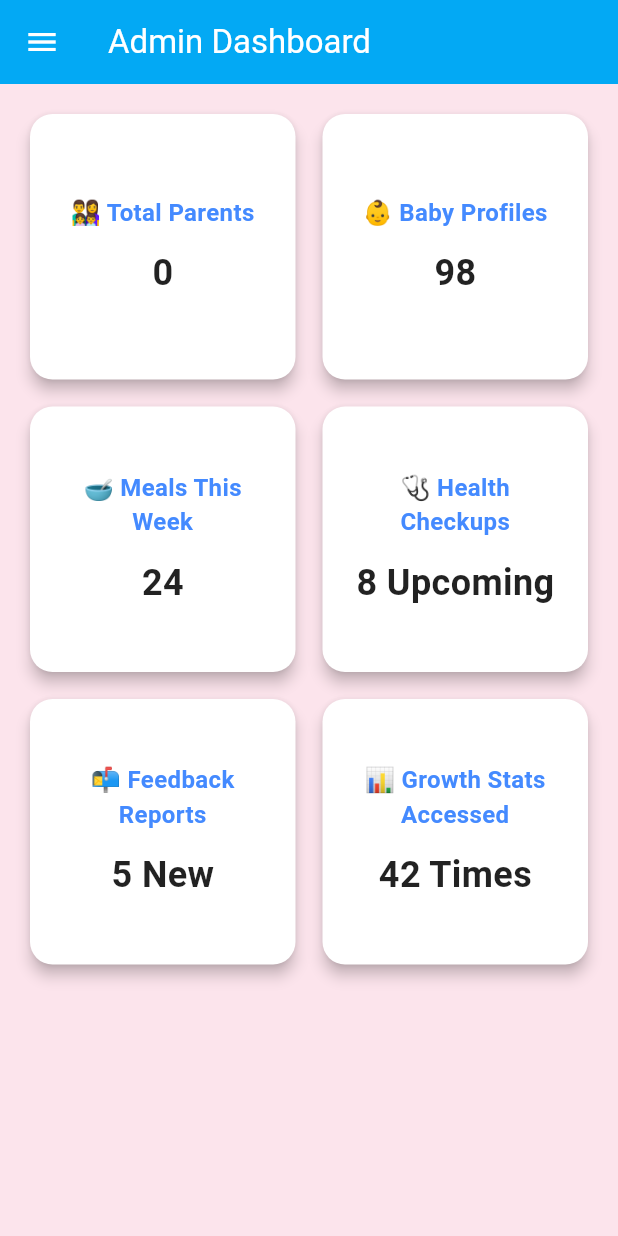
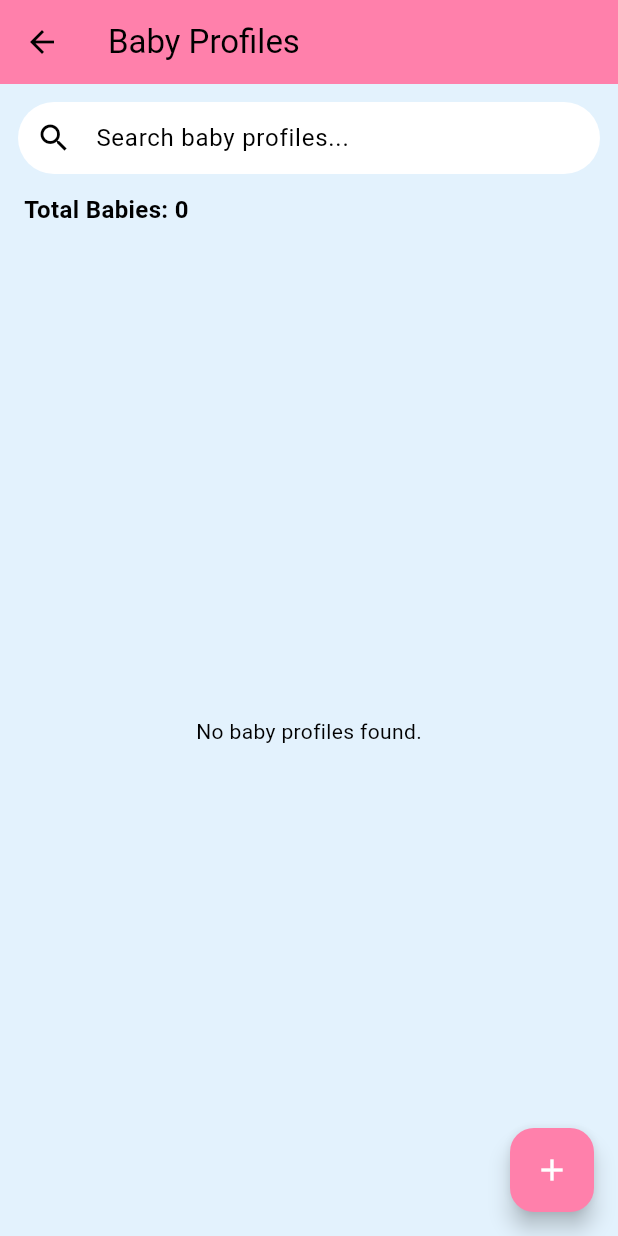
Before and after one commit to AnneTUYISHIME/nourish_baby_app2, a Flutter app: the AdminDashboardScreen screen opened directly, after a tap on the "menu" icon, after a tap on "Manage Babies", on a phone screen of 412 x 824 dp. Run offline on Flutter 3.47's test engine with Material 3 defaults, Android fonts, the light colour scheme and no system bars; our stand-ins replace firebase_core, firebase_messaging, fl_chart, flutter_local_notifications, sqflite, timezone; accounts and stored records are empty.

Commit message:
manage babies screen for admin

```diff
--- a/lib/Admin_screen/admin_home.dart
+++ b/lib/Admin_screen/admin_home.dart
@@ -2,6 +2,7 @@ import 'package:flutter/material.dart';
 import '/screens/login_screen.dart'; // Make sure this path is correct
 import 'manage_parent.dart'; // Import your ManageParentsScreen
 import 'package:nourish_baby_app/screens/db_helper.dart'; // Import your DBHelper
+import 'profile_babies.dart'; // Import your BabyProfilesScreen
 
 class AdminDashboardScreen extends StatefulWidget {
   const AdminDashboardScreen({super.key});
@@ -76,7 +77,17 @@ class _AdminDashboardScreenState extends State<AdminDashboardScreen> {
                 );
               },
             ),
-            _buildDrawerItem(context, Icons.child_care, "Manage Babies"),
+            _buildDrawerItem(
+              context,
+              Icons.child_care,
+              "Manage Babies",
+              onTap: () {
+                Navigator.push(
+                  context,
+                  MaterialPageRoute(builder: (context) => const BabyProfilesScreen()),
+                );
+              },
+            ),
             _buildDrawerItem(context, Icons.restaurant, "Manage Meals"),
             _buildDrawerItem(context, Icons.local_hospital, "Health Tracker"),
             _buildDrawerItem(context, Icons.lightbulb, "Tips & Articles"),
@@ -106,7 +117,7 @@ class _AdminDashboardScreenState extends State<AdminDashboardScreen> {
                           Navigator.of(context).pop();
                           Navigator.pushAndRemoveUntil(
                             context,
-                            MaterialPageRoute(builder: (context) =>  LoginScreen()),
+                            MaterialPageRoute(builder: (context) => LoginScreen()),
                             (Route<dynamic> route) => false,
                           );
                         },
@@ -140,7 +151,16 @@ class _AdminDashboardScreenState extends State<AdminDashboardScreen> {
                 );
               },
             ),
-            _buildSummaryCard(title: "👶 Baby Profiles", value: "98"),
+            _buildSummaryCard(
+              title: "👶 Baby Profiles",
+              value: "98",
+              onTap: () {
+                Navigator.push(
+                  context,
+                  MaterialPageRoute(builder: (context) => const AdminDashboardScreen()),
+                );
+              },
+            ),
             _buildSummaryCard(title: "🥣 Meals This Week", value: "24"),
             _buildSummaryCard(title: "🩺 Health Checkups", value: "8 Upcoming"),
             _buildSummaryCard(title: "📬 Feedback Reports", value: "5 New"),
--- /dev/null
+++ b/lib/Admin_screen/profile_babies.dart
@@ -0,0 +1,194 @@
+import 'package:flutter/material.dart';
+import 'package:nourish_baby_app/screens/db_helper.dart';
+import 'package:nourish_baby_app/screens/baby_profile.dart'; // Make sure you have this file!
+
+class BabyProfilesScreen extends StatefulWidget {
+  const BabyProfilesScreen({Key? key}) : super(key: key);
+
+  @override
+  _BabyProfilesScreenState createState() => _BabyProfilesScreenState();
+}
+
+class _BabyProfilesScreenState extends State<BabyProfilesScreen> {
+  List<Map<String, dynamic>> babyProfiles = [];
+  List<Map<String, dynamic>> filteredProfiles = [];
+  TextEditingController searchController = TextEditingController();
+  bool isLoading = true;
+
+  @override
+  void initState() {
+    super.initState();
+    fetchBabyProfiles();
+    searchController.addListener(() {
+      searchProfiles(searchController.text);
+    });
+  }
+
+  @override
+  void dispose() {
+    searchController.dispose();
+    super.dispose();
+  }
+
+  Future<void> fetchBabyProfiles() async {
+    final profiles = await DBHelper.getBabyProfiles();
+    setState(() {
+      babyProfiles = profiles;
+      filteredProfiles = profiles;
+      isLoading = false;
+    });
+  }
+
+  void searchProfiles(String query) async {
+    if (query.isEmpty) {
+      setState(() {
+        filteredProfiles = babyProfiles;
+      });
+    } else {
+      final results = await DBHelper.searchBabyProfiles(query);
+      setState(() {
+        filteredProfiles = results;
+      });
+    }
+  }
+
+  void deleteProfile(int id) async {
+    bool confirmed = await showDialog(
+      context: context,
+      builder: (ctx) => AlertDialog(
+        title: const Text('Confirm Deletion'),
+        content: const Text('Are you sure you want to delete this baby profile?'),
+        actions: [
+          TextButton(
+            onPressed: () => Navigator.of(ctx).pop(false),
+            child: const Text('Cancel'),
+          ),
+          TextButton(
+            onPressed: () => Navigator.of(ctx).pop(true),
+            child: const Text('Delete'),
+          ),
+        ],
+      ),
+    );
+
+    if (confirmed) {
+      await DBHelper.deleteBabyProfile(id);
+      fetchBabyProfiles();
+    }
+  }
+
+  void navigateToEditProfile(Map<String, dynamic> profile) {
+    Navigator.push(
+      context,
+      MaterialPageRoute(
+        builder: (context) => BabyProfileScreen(
+         // babyProfile: profile,
+        ),
+      ),
+    ).then((_) {
+      fetchBabyProfiles(); // Refresh after editing
+    });
+  }
+
+  @override
+  Widget build(BuildContext context) {
+    return Scaffold(
+      appBar: AppBar(
+        title: const Text('Baby Profiles'),
+        backgroundColor: Colors.pinkAccent.shade100,
+      ),
+      backgroundColor: Colors.blue.shade50,
+      body: isLoading
+          ? const Center(child: CircularProgressIndicator())
+          : Column(
+              children: [
+                Padding(
+                  padding: const EdgeInsets.all(12),
+                  child: TextField(
+                    controller: searchController,
+                    decoration: InputDecoration(
+                      hintText: 'Search baby profiles...',
+                      prefixIcon: const Icon(Icons.search),
+                      filled: true,
+                      fillColor: Colors.white,
+                      contentPadding: const EdgeInsets.symmetric(horizontal: 20),
+                      border: OutlineInputBorder(
+                        borderRadius: BorderRadius.circular(30),
+                        borderSide: BorderSide.none,
+                      ),
+                    ),
+                  ),
+                ),
+                Padding(
+                  padding: const EdgeInsets.symmetric(horizontal: 16),
+                  child: Align(
+                    alignment: Alignment.centerLeft,
+                    child: Text(
+                      'Total Babies: ${filteredProfiles.length}',
+                      style: const TextStyle(
+                        fontSize: 16,
+                        fontWeight: FontWeight.bold,
+                      ),
+                    ),
+                  ),
+                ),
+                Expanded(
+                  child: filteredProfiles.isEmpty
+                      ? const Center(child: Text('No baby profiles found.'))
+                      : ListView.builder(
+                          itemCount: filteredProfiles.length,
+                          itemBuilder: (context, index) {
+                            final profile = filteredProfiles[index];
+                            return Card(
+                              margin: const EdgeInsets.symmetric(horizontal: 16, vertical: 8),
+                              color: Colors.white,
+                              shape: RoundedRectangleBorder(
+                                borderRadius: BorderRadius.circular(16),
+                              ),
+                              child: ListTile(
+                                leading: CircleAvatar(
+                                  backgroundColor: Colors.lightBlue.shade100,
+                                  child: const Icon(Icons.child_care, color: Colors.white),
+                                ),
+                                title: Text(profile['name'] ?? 'No Name'),
+                                subtitle: Column(
+                                  crossAxisAlignment: CrossAxisAlignment.start,
+                                  children: [
+                                    Text('Age: ${profile['age'] ?? 'N/A'} months'),
+                                    Text('Weight: ${profile['weight'] ?? 'N/A'} kg'),
+                                    Text('Height: ${profile['height'] ?? 'N/A'} cm'),
+                                  ],
+                                ),
+                                onTap: () {
+                                  navigateToEditProfile(profile);
+                                },
+                                trailing: PopupMenuButton<String>(
+                                  onSelected: (value) {
+                                    if (value == 'delete') {
+                                      deleteProfile(profile['id']);
+                                    }
+                                  },
+                                  itemBuilder: (context) => [
+                                    const PopupMenuItem(
+                                      value: 'delete',
+                                      child: Text('Delete'),
+                                    ),
+                                  ],
+                                ),
+                              ),
+                            );
+                          },
+                        ),
+                ),
+              ],
+            ),
+      floatingActionButton: FloatingActionButton(
+        onPressed: () {
+          // You can add new baby profile creation here if you want
+        },
+        backgroundColor: Colors.pinkAccent.shade100,
+        child: const Icon(Icons.add),
+      ),
+    );
+  }
+}
--- a/lib/screens/baby_profile.dart
+++ b/lib/screens/baby_profile.dart
@@ -38,6 +38,8 @@ class _BabyProfileScreenState extends State<BabyProfileScreen> {
     final age = int.tryParse(_ageController.text) ?? 0;
     final weight = double.tryParse(_weightController.text) ?? 0.0;
     final height = double.tryParse(_heightController.text) ?? 0.0;
+
+
 
     try {
       await DBHelper.insertBabyProfile(name, age, weight, height);
--- a/lib/screens/db_helper.dart
+++ b/lib/screens/db_helper.dart
@@ -4,15 +4,15 @@ import 'package:path/path.dart' as path;
 class DBHelper {
   static Database? _db;
 
-  // Initialize the database
   static Future<void> init() async {
     if (_db != null) return;
 
     String dbPath = path.join(await getDatabasesPath(), 'baby_nourish.db');
     _db = await openDatabase(
       dbPath,
-      version: 2,  // Increment the version number
+      version: 3,
       onCreate: (db, version) async {
+        // Create tables for users and their baby profiles
         await db.execute('''
           CREATE TABLE users (
             id INTEGER PRIMARY KEY AUTOINCREMENT,
@@ -20,7 +20,7 @@ class DBHelper {
             email TEXT UNIQUE,
             password TEXT,
             user_type TEXT,
-            last_active TEXT  -- Add the last_active column
+            last_active TEXT
           )
         ''');
 
@@ -31,7 +31,20 @@ class DBHelper {
             age INTEGER,
             lastFeeding TEXT,
             weight REAL,
-            height REAL
+            height REAL,
+            parent_id INTEGER
+          )
+        ''');
+
+        // Create table for admin profiles
+        await db.execute('''
+          CREATE TABLE admin_profiles_babies (
+            id INTEGER PRIMARY KEY AUTOINCREMENT,
+            name TEXT,
+            age INTEGER,
+            weight REAL,
+            height REAL,
+            admin_id INTEGER
           )
         ''');
       },
@@ -45,9 +58,11 @@ class DBHelper {
     );
   }
 
-  // User Authentication
   static Future<Map<String, dynamic>?> checkCredentials(
-      String email, String password, String username) async {
+    String email,
+    String password,
+    String username,
+  ) async {
     await init();
     final List<Map<String, dynamic>> result = await _db!.query(
       'users',
@@ -57,23 +72,22 @@ class DBHelper {
     return result.isNotEmpty ? result.first : null;
   }
 
-
-  // Insert an admin (shortcut method)
   static Future<void> insertAdmin({
     required String username,
     required String email,
     required String password,
     required String admin,
   }) async {
-    await insertAdmin(
-      username: username,
-      email: email,
-      password: password,
-      admin: admin,
-    );
+    await init();
+    await _db!.insert('users', {
+      'username': username,
+      'email': email,
+      'password': password,
+      'user_type': admin,
+      'last_active': DateTime.now().toString(),
+    }, conflictAlgorithm: ConflictAlgorithm.replace);
   }
 
-  // Insert a user (can be 'user' or 'admin')
   static Future<void> insertUser({
     required String username,
     required String email,
@@ -81,34 +95,29 @@ class DBHelper {
     required String parent,
   }) async {
     await init();
-    await _db!.insert(
-      'users',
-      {
+    await _db!.insert('users', {
       'username': username,
       'email': email,
       'password': password,
       'user_type': parent,
-        'last_active': DateTime.now().toString(), // Set last active time when user is created
-      },
-      conflictAlgorithm: ConflictAlgorithm.replace,
-    );
+      'last_active': DateTime.now().toString(),
+    }, conflictAlgorithm: ConflictAlgorithm.replace);
   }
 
-  // ---------------- Baby Profile CRUD ----------------
-
+  // User Baby Profile CRUD
   static Future<void> insertBabyProfile(
-      String name, int age, double weight, double height) async {
+    String name,
+    int age,
+    double weight,
+    double height,
+  ) async {
     await init();
-    await _db!.insert(
-      'baby_profile',
-      {
+    await _db!.insert('baby_profile', {
       'name': name,
       'age': age,
       'weight': weight,
       'height': height,
-      },
-      conflictAlgorithm: ConflictAlgorithm.ignore,
-    );
+    }, conflictAlgorithm: ConflictAlgorithm.ignore);
   }
 
   static Future<List<Map<String, dynamic>>> getBabyProfiles() async {
@@ -117,16 +126,16 @@ class DBHelper {
   }
 
   static Future<void> updateBabyProfile(
-      int id, String name, int age, double weight, double height) async {
+    int id,
+    String name,
+    int age,
+    double weight,
+    double height,
+  ) async {
     await init();
     await _db!.update(
       'baby_profile',
-      {
-        'name': name,
-        'age': age,
-        'weight': weight,
-        'height': height,
-      },
+      {'name': name, 'age': age, 'weight': weight, 'height': height},
       where: 'id = ?',
       whereArgs: [id],
     );
@@ -134,24 +143,20 @@ class DBHelper {
 
   static Future<void> deleteBabyProfile(int id) async {
     await init();
-    await _db!.delete(
-      'baby_profile',
-      where: 'id = ?',
-      whereArgs: [id],
-    );
+    await _db!.delete('baby_profile', where: 'id = ?', whereArgs: [id]);
   }
 
-  static Future<Map<String, dynamic>?> getBabyProfileById(int id) async {
+  static Future<Map<String, dynamic>?> getBabyProfileByParentId(
+    int parentId,
+  ) async {
     await init();
     final result = await _db!.query(
       'baby_profile',
-      where: 'id = ?',
-      whereArgs: [id],
+      where: 'parent_id = ?',
+      whereArgs: [parentId],
     );
     return result.isNotEmpty ? result.first : null;
   }
-
-  // ---------------- Parent (User) Management ----------------
 
   static Future<List<Map<String, dynamic>>> getParents() async {
     await init();
@@ -162,20 +167,20 @@ class DBHelper {
     );
   }
 
-  static Future<void> updateParent(int id, String username, String email) async {
+  static Future<void> updateParent(
+    int id,
+    String username,
+    String email,
+  ) async {
     await init();
     await _db!.update(
       'users',
-      {
-        'username': username,
-        'email': email,
-      },
+      {'username': username, 'email': email},
       where: 'id = ?',
       whereArgs: [id],
     );
   }
 
-  // Method to update the last active time of the parent
   static Future<void> updateLastActive(int parentId) async {
     await init();
     await _db!.update(
@@ -188,14 +193,9 @@ class DBHelper {
 
   static Future<void> deleteParent(int id) async {
     await init();
-    await _db!.delete(
-      'users',
-      where: 'id = ?',
-      whereArgs: [id],
-    );
+    await _db!.delete('users', where: 'id = ?', whereArgs: [id]);
   }
 
-  // Add this method to get the total number of parents
   static Future<int> getTotalParents() async {
     await init();
     final result = await _db!.rawQuery(
@@ -204,4 +204,128 @@ class DBHelper {
     );
     return Sqflite.firstIntValue(result) ?? 0;
   }
+
+  // Admin Baby Profile CRUD
+  static Future<void> insertAdminBabyProfile(
+    String name,
+    int age,
+    double weight,
+    double height,
+    int adminId, // Linking the profile to an admin
+  ) async {
+    await init();
+    await _db!.insert('admin_profiles_babies', {
+      'name': name,
+      'age': age,
+      'weight': weight,
+      'height': height,
+      'admin_id': adminId,
+    }, conflictAlgorithm: ConflictAlgorithm.ignore);
   }
+
+  static Future<List<Map<String, dynamic>>> getAdminBabyProfiles() async {
+    await init();
+    return await _db!.query('admin_profiles_babies');
+  }
+
+  static Future<void> updateAdminBabyProfile(
+    int id,
+    String name,
+    int age,
+    double weight,
+    double height,
+  ) async {
+    await init();
+    await _db!.update(
+      'admin_profiles_babies',
+      {'name': name, 'age': age, 'weight': weight, 'height': height},
+      where: 'id = ?',
+      whereArgs: [id],
+    );
+  }
+
+  static Future<void> deleteAdminBabyProfile(int id) async {
+    await init();
+    await _db!.delete('admin_profiles_babies', where: 'id = ?', whereArgs: [id]);
+  }
+
+  static Future<Map<String, dynamic>?> getAdminBabyProfileById(int id) async {
+    await init();
+    final result = await _db!.query(
+      'admin_profiles_babies',
+      where: 'id = ?',
+      whereArgs: [id],
+    );
+    return result.isNotEmpty ? result.first : null;
+  }
+
+  // 🚀🚀🚀 --- New Methods for Baby Profile Management --- 🚀🚀🚀
+
+  /// Search Baby Profiles by name
+  static Future<List<Map<String, dynamic>>> searchBabyProfiles(
+    String keyword,
+  ) async {
+    await init();
+    return await _db!.query(
+      'baby_profile',
+      where: 'name LIKE ?',
+      whereArgs: ['%$keyword%'],
+    );
+  }
+
+  /// Filter Baby Profiles by age range
+  static Future<List<Map<String, dynamic>>> filterBabyProfilesByAge(
+    int minAge,
+    int maxAge,
+  ) async {
+    await init();
+    return await _db!.query(
+      'baby_profile',
+      where: 'age BETWEEN ? AND ?',
+      whereArgs: [minAge, maxAge],
+    );
+  }
+
+  /// Filter Baby Profiles by weight range
+  static Future<List<Map<String, dynamic>>> filterBabyProfilesByWeight(
+    double minWeight,
+    double maxWeight,
+  ) async {
+    await init();
+    return await _db!.query(
+      'baby_profile',
+      where: 'weight BETWEEN ? AND ?',
+      whereArgs: [minWeight, maxWeight],
+    );
+  }
+
+  /// Filter Baby Profiles by height range
+  static Future<List<Map<String, dynamic>>> filterBabyProfilesByHeight(
+    double minHeight,
+    double maxHeight,
+  ) async {
+    await init();
+    return await _db!.query(
+      'baby_profile',
+      where: 'height BETWEEN ? AND ?',
+      whereArgs: [minHeight, maxHeight],
+    );
+  }
+
+  /// Export Baby Profiles Data (for CSV/Excel)
+  static Future<List<Map<String, dynamic>>> exportBabyProfilesData() async {
+    await init();
+    return await _db!.query('baby_profile');
+  }
+
+  /// Get detailed Baby Profile by ID
+  static Future<Map<String, dynamic>?> getBabyProfileById(int id) async {
+    await init();
+    final result = await _db!.query(
+      'baby_profile',
+      where: 'id = ?',
+      whereArgs: [id],
+    );
+    return result.isNotEmpty ? result.first : null;
+  }
+}
```
Lines whose indentation alone changed are shown as unchanged.
